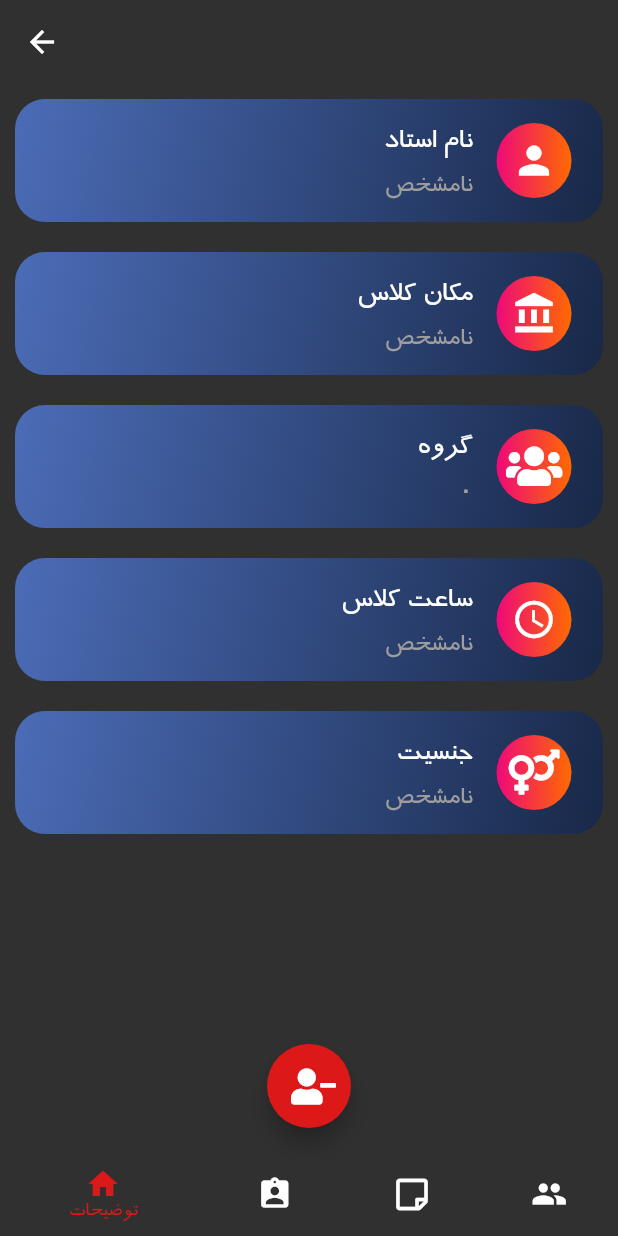
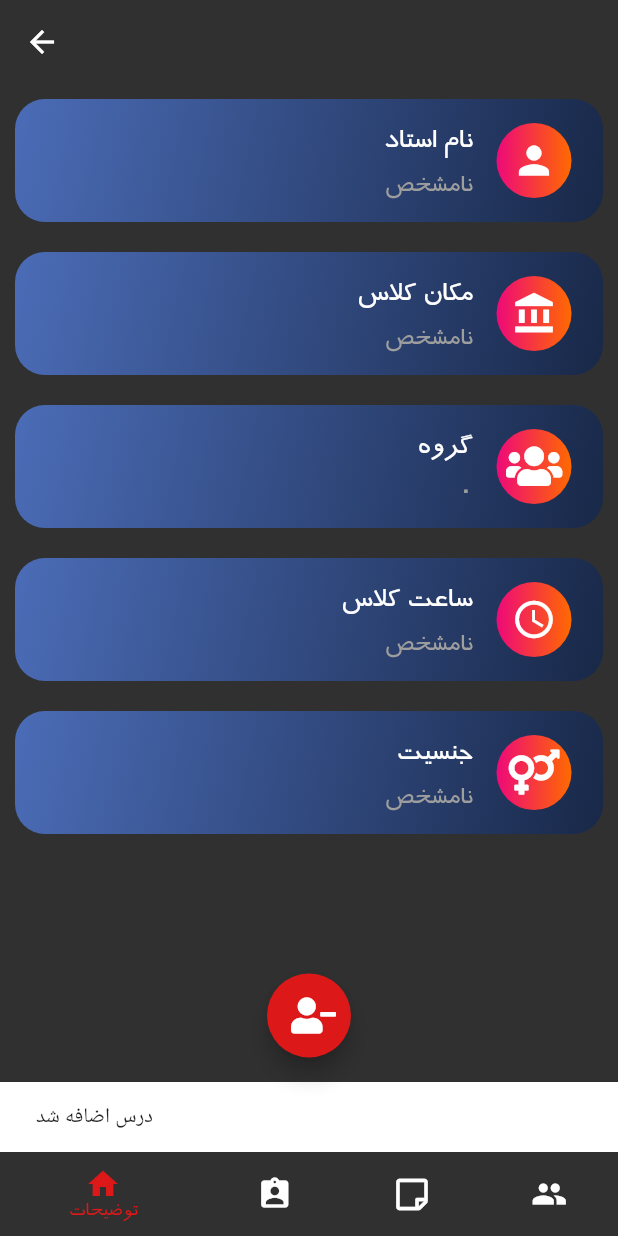
Before and after one commit to tavakkoliamirmohammad/courseeApp, a Flutter app: the CourseDetailScreen screen opened directly with empty values, after a tap on an icon or button, on a phone screen of 412 x 824 dp. Run offline on Flutter 3.47's test engine with Material 2 defaults, Android fonts, the phone set to English and light mode, and no system bars; our stand-ins replace flutter_slidable, font_awesome_flutter, image_picker, intl_phone_number_input, shamsi_date, shared_preferences; missing offline and left inert: persian_date; accounts and stored records are empty; network calls fail.

Commit message:
fixing some bugs

```diff
--- a/lib/screens/course_detail_screen.dart
+++ b/lib/screens/course_detail_screen.dart
@@ -45,6 +45,55 @@ class _CourseDetailScreenState extends State<CourseDetailScreen> {
     _pageController.dispose();
   }
 
+  Widget _buildFloatingActionBarButton(BuildContext ctx, Auth auth) {
+    if (_currentPage == 0) {
+      return FloatingActionButton(
+        child: Icon(!isEnrolled
+            ? FontAwesomeIcons.userPlus
+            : FontAwesomeIcons.userMinus),
+        onPressed: !isEnrolled
+            ? () {
+                auth.enrollCourse(course);
+                setState(() {
+                  isEnrolled = true;
+                });
+                Scaffold.of(ctx).removeCurrentSnackBar();
+                Scaffold.of(ctx)
+                    .showSnackBar(SnackBar(content: Text("درس اضافه شد")));
+              }
+            : () {
+                auth.unrollCourse(course);
+                setState(() {
+                  isEnrolled = false;
+                });
+                Scaffold.of(ctx).removeCurrentSnackBar();
+                Scaffold.of(ctx)
+                    .showSnackBar(SnackBar(content: Text("از درس ها حذف شد")));
+              },
+      );
+    }
+
+    if (_currentPage == 3) {
+      return Container();
+    }
+    return FloatingActionButton(
+      onPressed: () {
+        showModalBottomSheet(
+            context: context,
+            builder: (_) => ModalModifyExamNote(
+                  afterSave: _currentPage == 1
+                      ? (String note, DateTime dateTime, String token) =>
+                          course.addExam(course.id, note, dateTime, token)
+                      : (String note, String token) =>
+                          course.addNote(course.id, note, token),
+                  type: _currentPage == 1 ? Type.AddExam : Type.AddNote,
+                ),
+            isScrollControlled: true);
+      },
+      child: Icon(Icons.add),
+    );
+  }
+
   @override
   Widget build(BuildContext context) {
     return Scaffold(
@@ -74,14 +123,16 @@ class _CourseDetailScreenState extends State<CourseDetailScreen> {
                       time: course.time,
                       group: course.group,
                     ),
-                    if(isEnrolled) ChangeNotifierProvider<Course>.value(
-                      child: CourseDetailExam(),
-                      value: course,
-                    ) ,
-                    if(isEnrolled) ChangeNotifierProvider<Course>.value(
-                      child: CourseDetailNote(),
-                      value: course,
-                    ),
+                    if (isEnrolled)
+                      ChangeNotifierProvider<Course>.value(
+                        child: CourseDetailExam(),
+                        value: course,
+                      ),
+                    if (isEnrolled)
+                      ChangeNotifierProvider<Course>.value(
+                        child: CourseDetailNote(),
+                        value: course,
+                      ),
                     ChangeNotifierProvider<Course>.value(
                       child: CourseDetailParticipants(),
                       value: course,
@@ -125,41 +176,9 @@ class _CourseDetailScreenState extends State<CourseDetailScreen> {
             )
           : null,
       floatingActionButton: Consumer<Auth>(
-        builder: (_, auth, child) => _currentPage == 0
-            ? FloatingActionButton(
-                child:  Icon(!isEnrolled ? FontAwesomeIcons.userPlus : FontAwesomeIcons.userMinus),
-                onPressed: !isEnrolled
-                    ? () {
-                        auth.enrollCourse(course);
-                        setState(() {
-                          isEnrolled = true;
-                        });
-                      }
-                    : () {
-                        auth.unrollCourse(course);
-                        setState(() {
-                          isEnrolled = false;
-                        });
-                      },
-              )
-            : FloatingActionButton(
-                onPressed: () {
-                  showModalBottomSheet(
-                      context: context,
-                      builder: (_) => ModalModifyExamNote(
-                            afterSave: _currentPage == 1
-                                ? (String note, DateTime dateTime,
-                                        String token) =>
-                                    course.addExam(course.id, note, dateTime, token)
-                                : (String note, String token) =>
-                                    course.addNote(course.id, note, token),
-                            type:
-                                _currentPage == 1 ? Type.AddExam : Type.AddNote,
-                          ),
-                      isScrollControlled: true);
-                },
-                child: Icon(Icons.add),
-              ),
+        builder: (_, auth, child) => Builder(
+            builder: (BuildContext ctx) =>
+                _buildFloatingActionBarButton(ctx, auth)),
       ),
       floatingActionButtonLocation: FloatingActionButtonLocation.centerFloat,
     );
--- a/lib/widgets/modal_exam_note_modify.dart
+++ b/lib/widgets/modal_exam_note_modify.dart
@@ -50,6 +50,9 @@ class _ModalModifyExamNoteState extends State<ModalModifyExamNote> {
   final TextEditingController textEditingController = TextEditingController();
 
   bool _dateValid(int year, int month, int day) {
+    if(year <= 99 && year >= 0){
+      year += 1300;
+    }
     if (year == null || month == null || day == null) {
       return false;
     } else if (year < 1300 || year > 1500) {
```
Also changed, not shown: lib/main.dart (+3 -4 lines), lib/providers/auth.dart (+59 -42 lines), lib/screens/course_list.dart (+31 -6 lines), lib/screens/profile_screen.dart (+22 -13 lines), lib/widgets/course_detail_participants.dart (+13 -9 lines).
